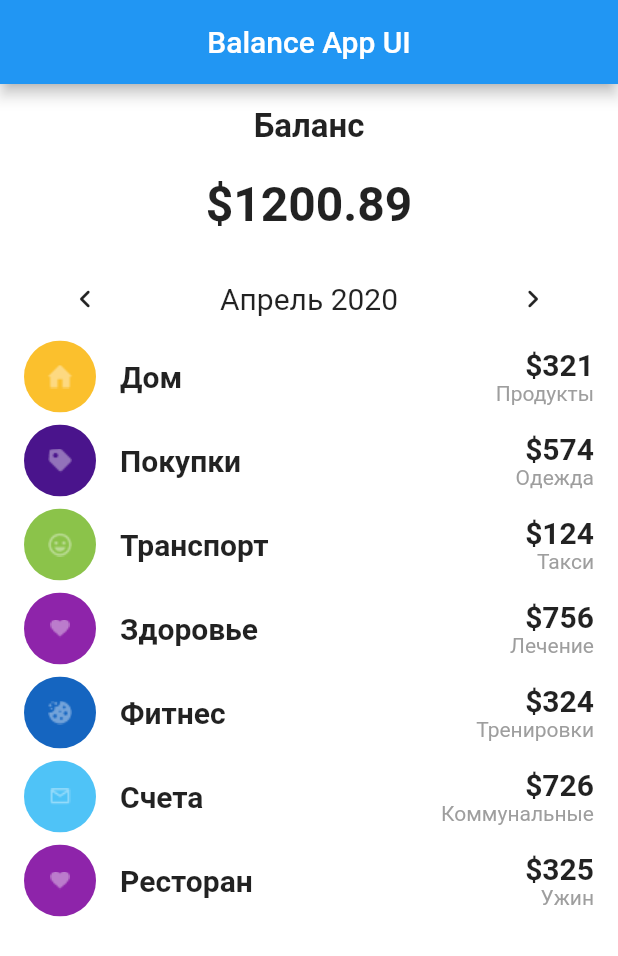
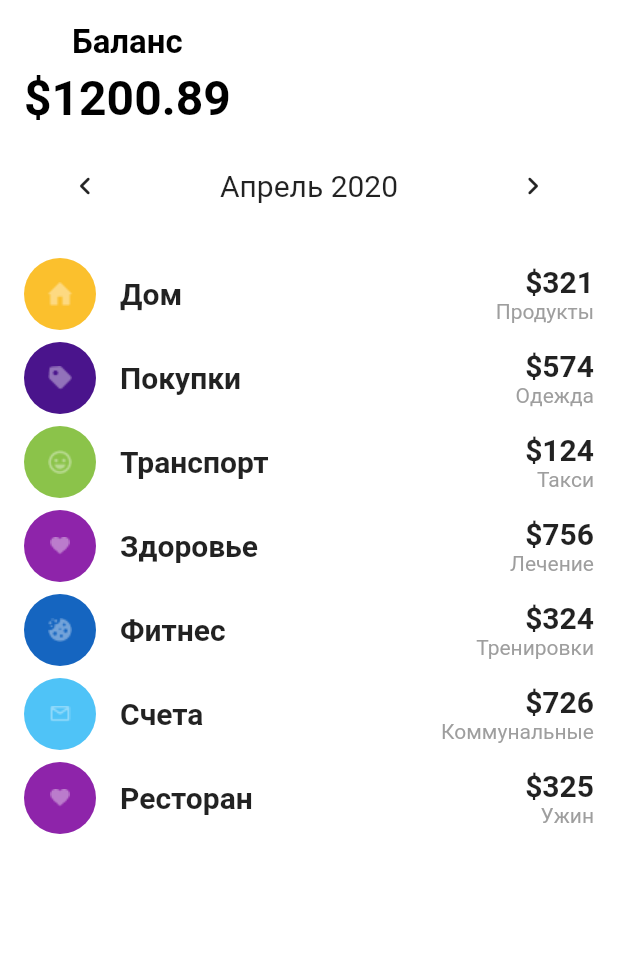
Before and after one commit to MorgueMorg/Neobis-UI-Apps, a Flutter app: the screen it shows after launch, after a tap on "Finance App", on a phone screen of 412 x 824 dp. Shown: the top 956 px of the screen. Run offline on Flutter 3.47's test engine with Material 2 defaults, Android fonts, the light colour scheme and no system bars.

Commit message:
Changed appbar and body structure :balloon:

```diff
--- a/lib/apps/finance_app.dart
+++ b/lib/apps/finance_app.dart
@@ -90,34 +90,34 @@ class _MyHomePageState extends State<FinanceApp> {
       home: Scaffold(
         backgroundColor: Colors.white,
         appBar: AppBar(
-          title: Text('Balance App UI'),
-          centerTitle: true,
+          toolbarHeight: 100,
+          backgroundColor: Colors.white,
+          elevation: 0,
+          title:
+              Column(crossAxisAlignment: CrossAxisAlignment.center, children: [
+            Text(
+              "Баланс",
+              style: TextStyle(
+                  color: Colors.black,
+                  fontSize: 22,
+                  fontWeight: FontWeight.w600),
+            ),
+            SizedBox(height: 5),
+            Text(
+              '\$1200.89',
+              style: TextStyle(
+                color: Colors.black,
+                fontSize: 32,
+                fontWeight: FontWeight.w700,
+              ),
+            ),
+          ]),
         ),
         body: Center(
           child: Column(
             // Main column, everything in here
             crossAxisAlignment: CrossAxisAlignment.center,
             children: [
-              const Padding(
-                padding: EdgeInsets.only(top: 15),
-                child: Text(
-                  'Баланс',
-                  style: TextStyle(
-                    fontSize: 22,
-                    fontWeight: FontWeight.w600,
-                  ),
-                ),
-              ),
-              const Padding(
-                padding: EdgeInsets.all(20),
-                child: Text(
-                  '\$1200.89',
-                  style: TextStyle(
-                    fontSize: 32,
-                    fontWeight: FontWeight.w700,
-                  ),
-                ),
-              ),
               Row(
                 mainAxisAlignment: MainAxisAlignment.spaceAround,
                 children: [
@@ -136,6 +136,7 @@ class _MyHomePageState extends State<FinanceApp> {
                       icon: const Icon(Icons.chevron_right_rounded)),
                 ],
               ),
+              SizedBox(height: 20,),
               Expanded(
                 child: ListView.builder(
                   itemCount: _listTitles.length,
```
